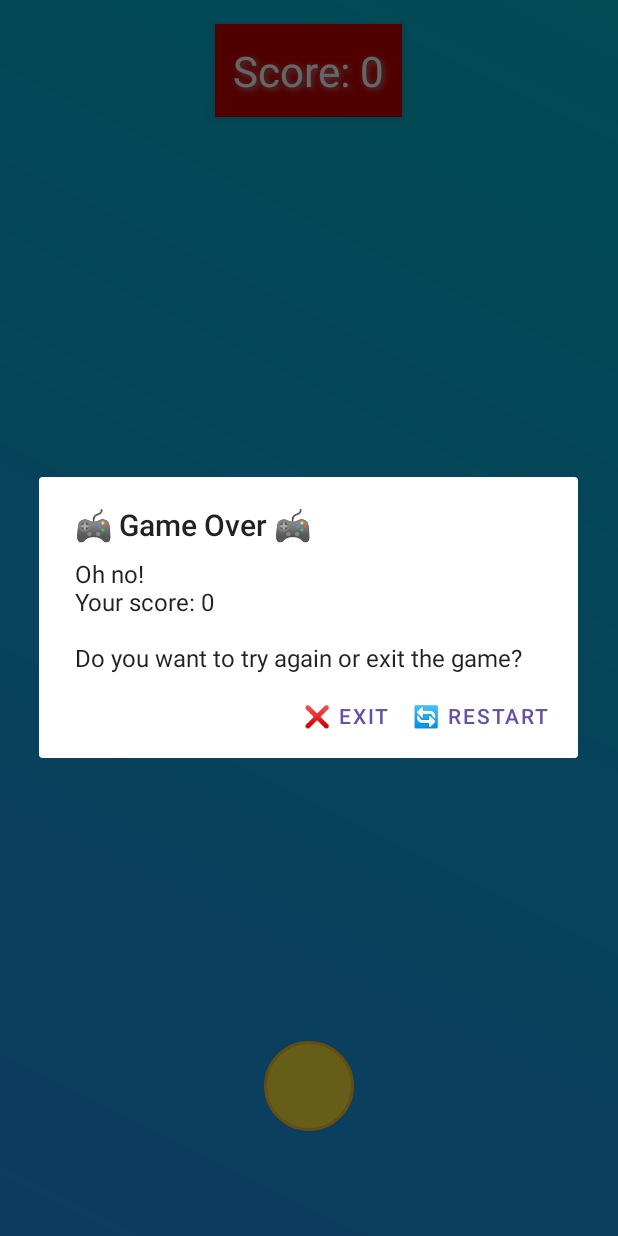
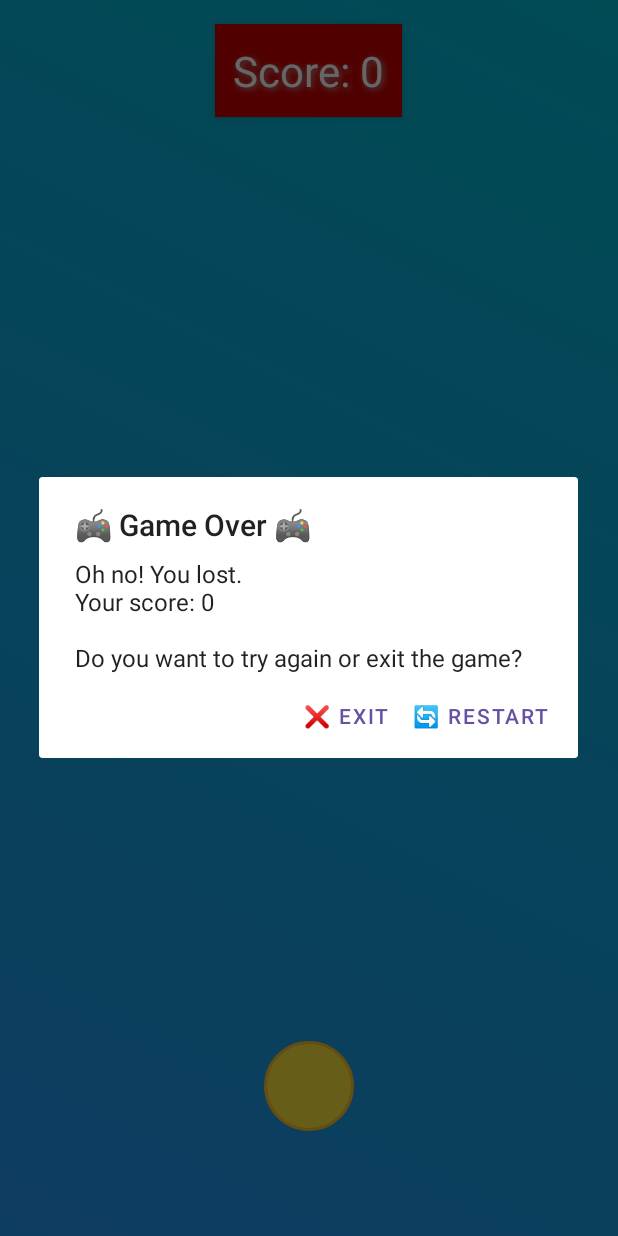
Before and after one commit to k-aghakhani/BallWallGame, an Android app: the screen it shows after launch (MainActivity), on a phone screen of 412 x 824 dp. Run offline under Robolectric (Android 15) with nearby library versions, the light colour scheme and no system bars.

Commit message:
Improving the appearance of dialogue

```diff
--- a/app/src/main/java/com/aghakhani/ballwallgame/MainActivity.java
+++ b/app/src/main/java/com/aghakhani/ballwallgame/MainActivity.java
@@ -182,7 +182,7 @@ public class MainActivity extends AppCompatActivity {
     private void showGameOverDialog() {
         AlertDialog.Builder builder = new AlertDialog.Builder(this);
         builder.setTitle("🎮 Game Over 🎮")
-                .setMessage("Oh no! \nYour score: " + score + "\n\nDo you want to try again or exit the game?")
+                .setMessage("Oh no! You lost. \nYour score: " + score + "\n\nDo you want to try again or exit the game?")
                 .setCancelable(false)
                 .setPositiveButton("🔄 Restart", new DialogInterface.OnClickListener() {
                     @Override
```
